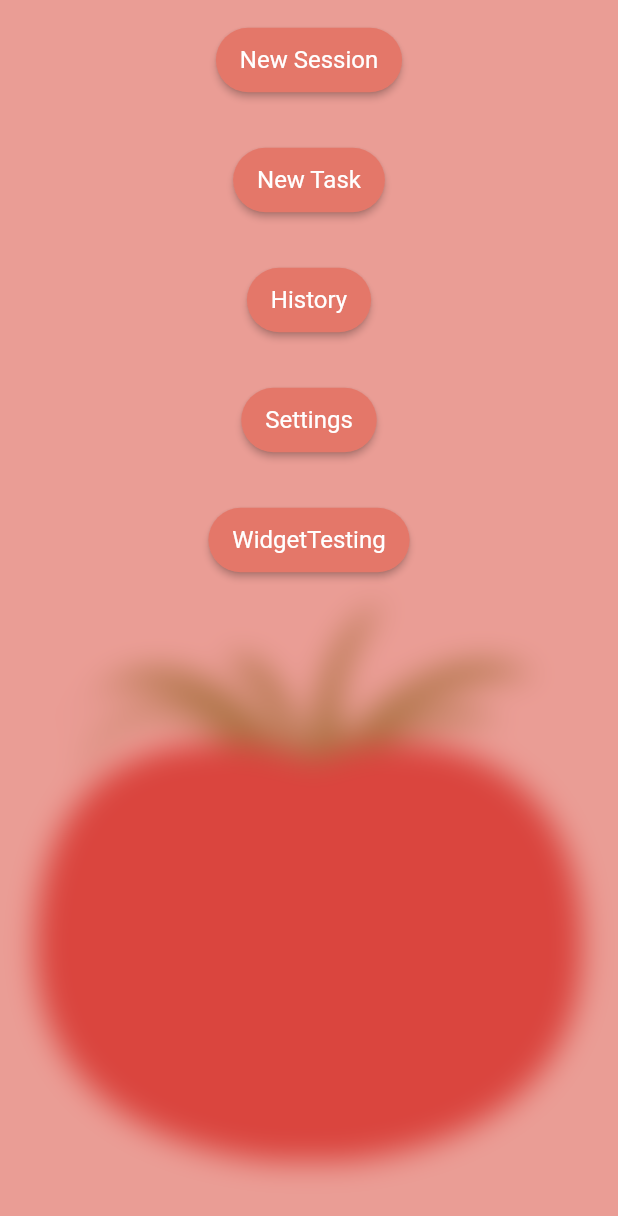
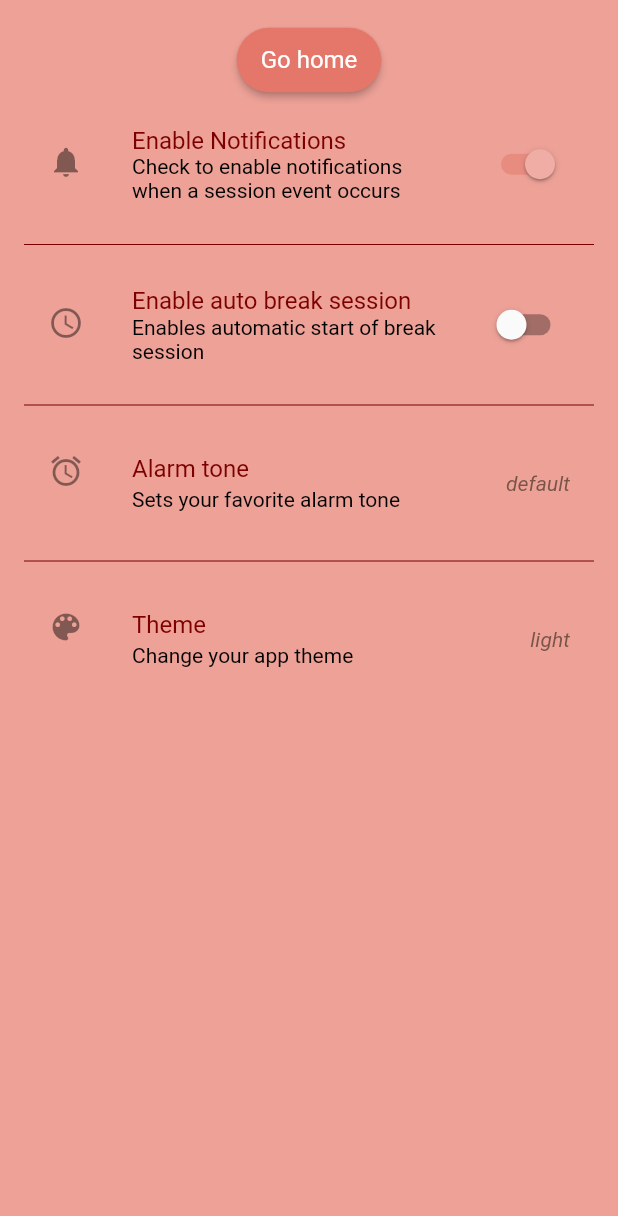
Before and after one commit to ahnaftahmid39/pomodoro, a Flutter app: the screen it shows after launch, after a tap on "Settings", on a phone screen of 412 x 824 dp. Shown: the top 1216 px of the screen. Run offline on Flutter 3.47's test engine with Material 2 defaults, Android fonts, the phone set to English and light mode, and no system bars; our stand-ins replace google_fonts, just_audio, sqflite; missing offline and left inert: audio_session, just_audio_web; accounts and stored records are empty.

Commit message:
settings page implemented

```diff
--- a/lib/main.dart
+++ b/lib/main.dart
@@ -6,21 +6,34 @@ import 'package:pomodoro/screens/home_screen.dart';
 import 'package:pomodoro/screens/new_session_screen.dart';
 import 'package:pomodoro/screens/new_task_screen.dart';
 import 'package:pomodoro/screens/session_screen.dart';
+import 'package:pomodoro/screens/settings_screen.dart';
 import 'package:pomodoro/screens/view_tasks_screen.dart';
 import 'package:pomodoro/util/material_color_maker.dart';
 import 'package:pomodoro/util/session.dart';
+import 'package:pomodoro/viewmodels/settings_provider.dart';
+import 'package:provider/provider.dart';
 
-void main() {
-  runApp(const MyApp());
+Future main() async {
+  WidgetsFlutterBinding.ensureInitialized();
+  final settings = SettingsProvider();
+  await settings.loadSettings();
+  runApp(
+    MyApp(
+      settings: settings,
+    ),
+  );
 }
 
 class MyApp extends StatelessWidget {
-  const MyApp({Key? key}) : super(key: key);
+  const MyApp({Key? key, required this.settings}) : super(key: key);
 
+  final SettingsProvider settings;
   // This widget is the root of your application.
   @override
   Widget build(BuildContext context) {
-    return MaterialApp(
+    return ChangeNotifierProvider(
+      create: (_) => settings,
+      builder: (context, _) => MaterialApp(
         debugShowCheckedModeBanner: false,
         title: 'Flutter Demo',
         theme: ThemeData(
@@ -54,7 +67,8 @@ class MyApp extends StatelessWidget {
             style: ButtonStyle(
               enableFeedback: false,
               backgroundColor: MaterialStateProperty.all(kBtnBgClr),
-            textStyle: MaterialStateProperty.all(const TextStyle(fontSize: 16)),
+              textStyle:
+                  MaterialStateProperty.all(const TextStyle(fontSize: 16)),
               overlayColor:
                   MaterialStateProperty.all(Colors.white.withOpacity(0.2)),
               padding: MaterialStateProperty.all(
@@ -83,8 +97,10 @@ class MyApp extends StatelessWidget {
           SessionScreen.routeName: (context) => SessionScreen(
                 session: Session(),
               ),
-        ViewTasksScreen.routeName: (((context) => const ViewTasksScreen())),
+          ViewTasksScreen.routeName: (context) => const ViewTasksScreen(),
+          SettingsScreen.routeName: (context) => const SettingsScreen(),
         },
+      ),
     );
   }
 }
--- /dev/null
+++ b/lib/models/filesystem_handle.dart
@@ -0,0 +1,41 @@
+import 'dart:convert';
+import 'dart:io';
+
+import 'package:path_provider/path_provider.dart';
+
+class FileSystemHandler {
+  static Future<String> get _localPath async {
+    final directory = await getApplicationDocumentsDirectory();
+    return directory.path;
+  }
+
+  static Future<File> get _localSettingsFile async {
+    final path = await _localPath;
+    final file = File('$path/settings.txt');
+    if (file.existsSync()) {
+      return file;
+    } else {
+      await file.create();
+      return file;
+    }
+  }
+
+  static Future<dynamic> readSettings() async {
+    try {
+      final file = await _localSettingsFile;
+      final contents = await file.readAsString();
+      return jsonDecode(contents);
+    } catch (e) {
+      return null;
+    }
+  }
+
+  static Future<File?> writeSettings(dynamic contents) async {
+    try {
+      final file = await _localSettingsFile;
+      return file.writeAsString(jsonEncode(contents));
+    } catch (e) {
+      return null;
+    }
+  }
+}
--- a/lib/models/user_Profile.dart
+++ b/lib/models/user_Profile.dart
@@ -4,16 +4,18 @@ import 'package:pomodoro/util/database.dart' show DatabaseHelper;
 import 'package:sqflite/sql.dart';
 
 class UserProfileModel {
-  final int userID;
-  final String theme;
-  final String alarmTone;
-  final bool notificationEnabled;
+  int? userID;
+  String theme;
+  String alarmTone;
+  bool notificationEnabled;
+  bool autoBreakEnabled;
 
-  const UserProfileModel({
-    required this.userID,
-    required this.theme,
-    required this.alarmTone,
-    required this.notificationEnabled,
+  UserProfileModel({
+    this.userID,
+    this.theme = 'light',
+    this.alarmTone = 'default',
+    this.notificationEnabled = true,
+    this.autoBreakEnabled = false,
   });
 
   Map<String, dynamic> toMap() {
@@ -22,7 +24,26 @@ class UserProfileModel {
       'theme': theme,
       'alarmTone': alarmTone,
       'notificationEnabled': notificationEnabled ? 1 : 0,
+      'autoBreakEnabled': autoBreakEnabled ? 1 : 0,
     };
+  }
+
+  static UserProfileModel fromMap(Map<String, dynamic> profileMap) {
+    return UserProfileModel(
+      userID: profileMap['userID'],
+      alarmTone: profileMap['alarmTone'] ?? 'default',
+      theme: profileMap['theme'] ?? 'light',
+      notificationEnabled: profileMap['notificationEnabled'] != null
+          ? profileMap['notificationEnabled'] == 1
+              ? true
+              : false
+          : true,
+      autoBreakEnabled: profileMap['autoBreakEnabled'] != null
+          ? profileMap['autoBreakEnabled'] == 1
+              ? true
+              : false
+          : false,
+    );
   }
 
   @override
@@ -32,7 +53,8 @@ class UserProfileModel {
 userId: $userID,
 theme: $theme,
 alarmTone: $alarmTone,
-notificationEnabled: $notificationEnabled
+notificationEnabled: $notificationEnabled,
+autoBreakEnabled: $autoBreakEnabled
 ''';
   }
 
@@ -49,12 +71,7 @@ notificationEnabled: $notificationEnabled
     final db = await DatabaseHelper.db;
     final List<Map<String, dynamic>> maps = await db!.query('UserProfile');
     return List.generate(maps.length, (i) {
-      return UserProfileModel(
-        userID: maps[i]['userID'],
-        alarmTone: maps[i]['alarmTone'],
-        theme: maps[i]['theme'],
-        notificationEnabled: maps[i]['notificationEnabled'] == 1 ? true : false,
-      );
+      return fromMap(maps[i]);
     });
   }
 }
--- a/lib/screens/home_screen.dart
+++ b/lib/screens/home_screen.dart
@@ -68,7 +68,9 @@ class _HomeScreenState extends State<HomeScreen> {
                     alignment: Alignment.center,
                     child: ElevatedButton(
                       child: const Text('Settings'),
-                      onPressed: () {},
+                      onPressed: () {
+                        Navigator.pushNamed(context, '/settings');
+                      },
                     ),
                   ),
                   Container(
--- /dev/null
+++ b/lib/screens/settings_screen.dart
@@ -0,0 +1,275 @@
+import 'package:flutter/material.dart';
+import 'package:pomodoro/constants/constant.dart';
+import 'package:pomodoro/viewmodels/settings_provider.dart';
+import 'package:provider/provider.dart';
+
+class SettingsScreen extends StatefulWidget {
+  const SettingsScreen({Key? key}) : super(key: key);
+  static String routeName = '/settings';
+  @override
+  State<SettingsScreen> createState() => _SettingsScreenState();
+}
+
+class _SettingsScreenState extends State<SettingsScreen> {
+  void showThemeModal(BuildContext context) {
+    showModalBottomSheet(
+      context: context,
+      backgroundColor: kBgClr4,
+      shape: const RoundedRectangleBorder(
+        borderRadius: BorderRadius.only(
+          topLeft: Radius.circular(16.0),
+          topRight: Radius.circular(16.0),
+        ),
+      ),
+      builder: (BuildContext context) {
+        return Consumer<SettingsProvider>(
+          builder: (context, settings, _) => Container(
+            padding: const EdgeInsets.all(16),
+            child: ListView(
+              shrinkWrap: true,
+              children: [
+                Row(
+                  mainAxisAlignment: MainAxisAlignment.spaceBetween,
+                  children: [
+                    const Text(
+                      'Choose a theme',
+                      style: TextStyle(
+                        color: kTextClr,
+                        fontSize: 16,
+                      ),
+                    ),
+                    IconButton(
+                      onPressed: () {
+                        Navigator.pop(context);
+                      },
+                      icon: const Icon(Icons.close),
+                    )
+                  ],
+                ),
+                RadioListTile(
+                  title: const Text('Dark'),
+                  value: 'dark',
+                  groupValue: settings.theme,
+                  onChanged: (String? val) {
+                    if (val != null) settings.theme = val;
+                  },
+                ),
+                const Divider(
+                  color: kTextClr,
+                ),
+                RadioListTile(
+                  title: const Text('Light'),
+                  value: 'light',
+                  groupValue: settings.theme,
+                  onChanged: (String? val) {
+                    if (val != null) settings.theme = val;
+                  },
+                ),
+              ],
+            ),
+          ),
+        );
+      },
+    );
+  }
+
+  void showAlarmToneModal(BuildContext context) {
+    showModalBottomSheet(
+      context: context,
+      backgroundColor: kBgClr4,
+      shape: const RoundedRectangleBorder(
+        borderRadius: BorderRadius.only(
+          topLeft: Radius.circular(16.0),
+          topRight: Radius.circular(16.0),
+        ),
+      ),
+      builder: (BuildContext context) {
+        return Consumer<SettingsProvider>(
+          builder: (context, settings, _) => Container(
+            padding: const EdgeInsets.all(16),
+            child: ListView(
+              shrinkWrap: true,
+              children: [
+                Row(
+                  mainAxisAlignment: MainAxisAlignment.spaceBetween,
+                  children: [
+                    const Text(
+                      'Choose a alarm tone!',
+                      style: TextStyle(
+                        color: kTextClr,
+                        fontSize: 16,
+                      ),
+                    ),
+                    IconButton(
+                      onPressed: () {
+                        Navigator.pop(context);
+                      },
+                      icon: const Icon(Icons.close),
+                    )
+                  ],
+                ),
+                RadioListTile(
+                  title: const Text('Morning birds'),
+                  value: 'morning-birds',
+                  groupValue: settings.alarmTone,
+                  onChanged: (String? val) {
+                    if (val != null) settings.alarmTone = val;
+                  },
+                ),
+                const Divider(
+                  color: kTextClr,
+                ),
+                RadioListTile(
+                  title: const Text('Ocean waves'),
+                  value: 'ocean-waves',
+                  groupValue: settings.alarmTone,
+                  onChanged: (String? val) {
+                    if (val != null) settings.alarmTone = val;
+                  },
+                ),
+                const Divider(
+                  color: kTextClr,
+                ),
+                RadioListTile(
+                  title: const Text('Telephone'),
+                  value: 'telephone',
+                  groupValue: settings.alarmTone,
+                  onChanged: (String? val) {
+                    if (val != null) settings.alarmTone = val;
+                  },
+                ),
+                const Divider(
+                  color: kTextClr,
+                ),
+                RadioListTile(
+                  title: const Text('default'),
+                  value: 'default',
+                  groupValue: settings.alarmTone,
+                  onChanged: (String? val) {
+                    if (val != null) settings.alarmTone = val;
+                  },
+                ),
+              ],
+            ),
+          ),
+        );
+      },
+    );
+  }
+
+  @override
+  Widget build(BuildContext context) {
+    return SafeArea(
+      child: Scaffold(
+        backgroundColor: kBgClrNoOp,
+        body: Padding(
+          padding: const EdgeInsets.all(16.0),
+          child: Consumer<SettingsProvider>(
+            builder: (context, settings, _) => ListView(
+              children: [
+                Center(
+                  child: ElevatedButton(
+                    onPressed: () {
+                      Navigator.pop(context);
+                    },
+                    child: const Text('Go home'),
+                  ),
+                ),
+                SwitchListTile(
+                  // tileColor: kBgClr2,
+                  secondary: const Icon(Icons.notifications),
+                  contentPadding: const EdgeInsets.all(16),
+                  shape: RoundedRectangleBorder(
+                      borderRadius: BorderRadius.circular(8.0)),
+                  title: const Text(
+                    'Enable Notifications',
+                    style: TextStyle(color: kTextClr),
+                  ),
+                  subtitle: const Text(
+                    'Check to enable notifications when a session event occurs',
+                    style: TextStyle(color: Colors.black),
+                  ),
+                  value: settings.notificationEnabled,
+                  onChanged: (bool newValue) {
+                    settings.notificationEnabled = newValue;
+                  },
+                ),
+                const Divider(
+                  color: kTextClr,
+                ),
+                SwitchListTile(
+                  secondary: const Icon(Icons.schedule),
+                  contentPadding: const EdgeInsets.all(16),
+                  shape: RoundedRectangleBorder(
+                      borderRadius: BorderRadius.circular(8.0)),
+                  title: const Text(
+                    'Enable auto break session',
+                    style: TextStyle(color: kTextClr),
+                  ),
+                  subtitle: const Text(
+                    'Enables automatic start of break session',
+                    style: TextStyle(color: Colors.black),
+                  ),
+                  value: settings.autoBreakEnabled,
+                  onChanged: (bool newValue) {
+                    settings.autoBreakEnabled = newValue;
+                  },
+                ),
+                const Divider(
+                  color: kTextClr,
+                ),
+                ListTile(
+                  onTap: () {
+                    showAlarmToneModal(context);
+                  },
+                  leading: const Icon(Icons.alarm),
+                  title: const Text(
+                    'Alarm tone',
+                    style: TextStyle(color: kTextClr),
+                  ),
+                  subtitle: const Text(
+                    'Sets your favorite alarm tone',
+                    style: TextStyle(color: Colors.black),
+                  ),
+                  trailing: Text(
+                    settings.alarmTone,
+                    style: const TextStyle(
+                        color: Colors.brown, fontStyle: FontStyle.italic),
+                  ),
+                  contentPadding: const EdgeInsets.fromLTRB(16, 8, 16, 8),
+                  shape: RoundedRectangleBorder(
+                      borderRadius: BorderRadius.circular(8.0)),
+                ),
+                const Divider(
+                  color: kTextClr,
+                ),
+                ListTile(
+                  onTap: () {
+                    showThemeModal(context);
+                  },
+                  leading: const Icon(Icons.color_lens),
+                  title: const Text(
+                    'Theme',
+                    style: TextStyle(color: kTextClr),
+                  ),
+                  subtitle: const Text(
+                    'Change your app theme',
+                    style: TextStyle(color: Colors.black),
+                  ),
+                  trailing: Text(
+                    settings.theme,
+                    style: const TextStyle(
+                        color: Colors.brown, fontStyle: FontStyle.italic),
+                  ),
+                  contentPadding: const EdgeInsets.fromLTRB(16, 8, 16, 8),
+                  shape: RoundedRectangleBorder(
+                      borderRadius: BorderRadius.circular(8.0)),
+                ),
+              ],
+            ),
+          ),
+        ),
+      ),
+    );
+  }
+}
--- a/lib/screens/view_tasks_screen.dart
+++ b/lib/screens/view_tasks_screen.dart
@@ -1,6 +1,6 @@
 import 'package:flutter/material.dart';
 import 'package:pomodoro/constants/constant.dart';
-import 'package:pomodoro/models/task.dart';
+import 'package:pomodoro/models/task_model.dart';
 import 'package:pomodoro/screens/task_session_screen.dart';
 import 'package:pomodoro/util/util_functions.dart';
 
--- a/lib/util/database.dart
+++ b/lib/util/database.dart
@@ -19,7 +19,7 @@ class DatabaseHelper {
         onCreate: (db, version) async {
       await db.execute('''
           CREATE TABLE UserProfile (
-            userID INTEGER PRIMARY KEY AUTOINCREMENT, alarmTone TEXT, theme TEXT, notificationEnabled INTEGER
+            userID INTEGER PRIMARY KEY AUTOINCREMENT, alarmTone TEXT, theme TEXT, notificationEnabled INTEGER, autoBreakEnabled INTEGER
           )
         ''');
       await db.execute('''
--- /dev/null
+++ b/lib/viewmodels/settings_provider.dart
@@ -0,0 +1,57 @@
+import 'package:flutter/material.dart';
+import 'package:pomodoro/models/filesystem_handle.dart';
+import 'package:pomodoro/models/user_Profile.dart';
+
+class SettingsProvider extends ChangeNotifier {
+  UserProfileModel? _userProfileModel;
+
+  String get theme => _userProfileModel!.theme;
+  String get alarmTone => _userProfileModel!.alarmTone;
+  bool get notificationEnabled => _userProfileModel!.notificationEnabled;
+  bool get autoBreakEnabled => _userProfileModel!.autoBreakEnabled;
+
+  set theme(String t) {
+    _userProfileModel?.theme = t;
+    notifyListeners();
+    saveSettings();
+  }
+
+  set alarmTone(String alarm) {
+    _userProfileModel?.alarmTone = alarm;
+    notifyListeners();
+    saveSettings();
+  }
+
+  set notificationEnabled(bool enabled) {
+    _userProfileModel?.notificationEnabled = enabled;
+    notifyListeners();
+    saveSettings();
+  }
+
+  set autoBreakEnabled(bool enabled) {
+    _userProfileModel?.autoBreakEnabled = enabled;
+    notifyListeners();
+    saveSettings();
+  }
+
+  // set userProfileModel(UserProfileModel u) {
+  //   _userProfileModel = u;
+  //    notifyListeners();
+  // }
+
+  void saveSettings() {
+    if (_userProfileModel != null) {
+      FileSystemHandler.writeSettings(_userProfileModel!.toMap());
+    }
+  }
+
+  Future loadSettings() async {
+    final settings = await FileSystemHandler.readSettings();
+    if (settings != null) {
+      _userProfileModel = UserProfileModel.fromMap(settings);
+    } else {
+      _userProfileModel = UserProfileModel();
+      await FileSystemHandler.writeSettings(_userProfileModel!.toMap());
+    }
+  }
+}
--- a/lib/viewmodels/task_session_provider.dart
+++ b/lib/viewmodels/task_session_provider.dart
@@ -2,7 +2,7 @@ import 'dart:async';
 
 import 'package:flutter/material.dart';
 import 'package:pomodoro/constants/constant.dart';
-import 'package:pomodoro/models/task.dart';
+import 'package:pomodoro/models/task_model.dart';
 import 'package:pomodoro/util/sound.dart';
 import 'package:pomodoro/util/task.dart';
 
--- a/lib/viewmodels/task_settings.dart
+++ b/lib/viewmodels/task_settings.dart
@@ -1,5 +1,5 @@
 import 'package:flutter/material.dart';
-import 'package:pomodoro/models/task.dart';
+import 'package:pomodoro/models/task_model.dart';
 import 'package:pomodoro/util/task.dart';
 
 class TaskSettings extends ChangeNotifier {
```
Also changed, not shown: lib/screens/history_screen.dart (deleted), 1 other file. Lines whose indentation alone changed are shown as unchanged.
